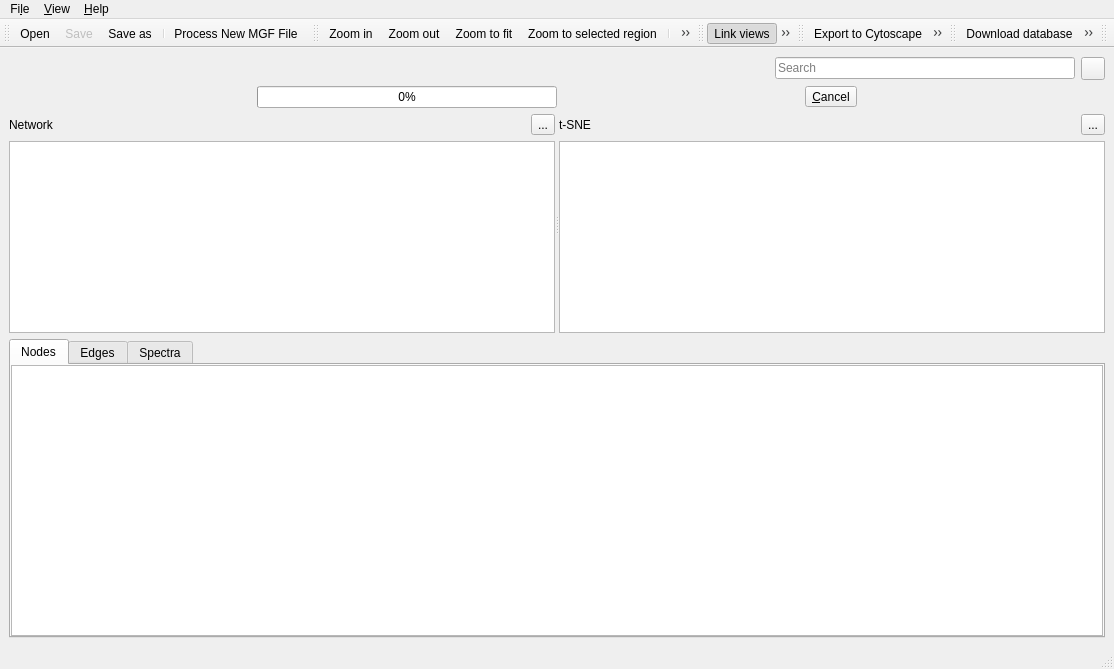
Before: the Qt Designer form lib/ui/main_window.ui in metgem/metgem, drawn with Qt 5.
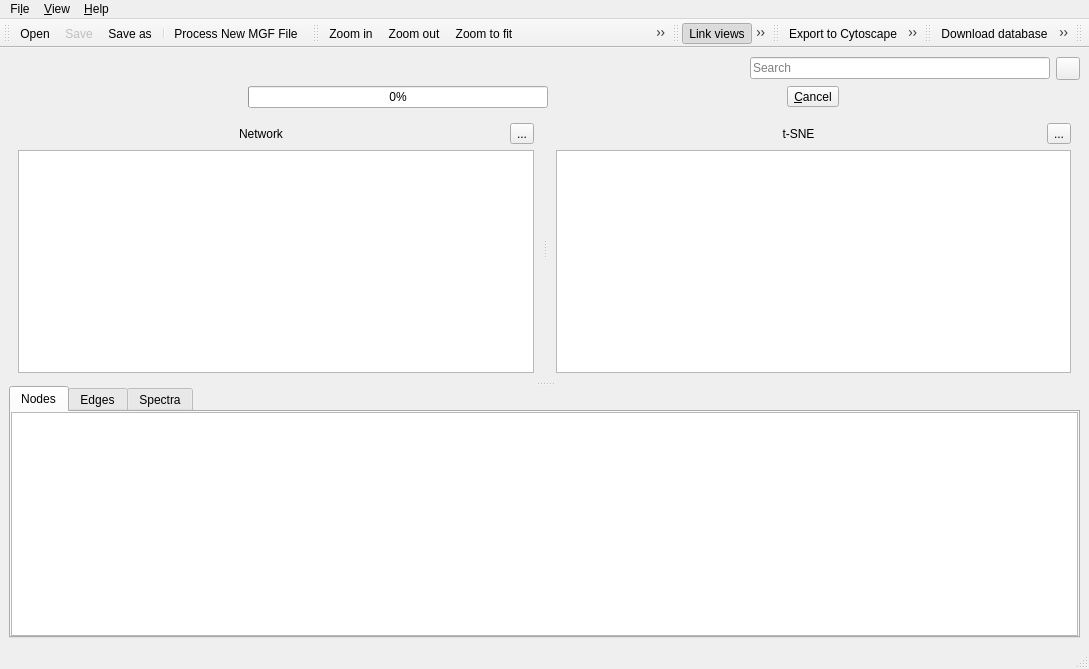
After: the same form once the commit is applied. Icons and pictures are not drawn. Custom widgets are drawn as their Qt base class.

```diff
--- a/lib/ui/main_window.ui
+++ b/lib/ui/main_window.ui
@@ -6,7 +6,7 @@
    <rect>
     <x>0</x>
     <y>0</y>
-    <width>1114</width>
+    <width>1089</width>
     <height>669</height>
    </rect>
   </property>
@@ -127,9 +127,13 @@
     <item>
      <widget class="QSplitter" name="splitter">
       <property name="orientation">
+       <enum>Qt::Vertical</enum>
+      </property>
+      <widget class="QSplitter" name="splitter2">
+       <property name="orientation">
        <enum>Qt::Horizontal</enum>
       </property>
-      <widget class="QWidget" name="verticalLayoutWidget">
+       <widget class="QFrame" name="verticalFrame">
        <layout class="QVBoxLayout" name="verticalLayout_2">
         <item>
          <layout class="QHBoxLayout" name="horizontalLayout">
@@ -138,6 +142,12 @@
             <property name="text">
              <string>Network</string>
             </property>
+             <property name="textFormat">
+              <enum>Qt::PlainText</enum>
+             </property>
+             <property name="alignment">
+              <set>Qt::AlignCenter</set>
+             </property>
            </widget>
           </item>
           <item>
@@ -158,7 +168,7 @@
         </item>
        </layout>
       </widget>
-      <widget class="QWidget" name="verticalLayoutWidget_2">
+       <widget class="QFrame" name="verticalFrame_2">
        <layout class="QVBoxLayout" name="verticalLayout_4">
         <item>
          <layout class="QHBoxLayout" name="horizontalLayout_2">
@@ -167,6 +177,12 @@
             <property name="text">
              <string>t-SNE</string>
             </property>
+             <property name="textFormat">
+              <enum>Qt::PlainText</enum>
+             </property>
+             <property name="alignment">
+              <set>Qt::AlignCenter</set>
+             </property>
            </widget>
           </item>
           <item>
@@ -188,8 +204,6 @@
        </layout>
       </widget>
      </widget>
-    </item>
-    <item>
      <widget class="QTabWidget" name="tabWidget">
       <property name="documentMode">
        <bool>false</bool>
@@ -225,6 +239,7 @@
        </attribute>
       </widget>
      </widget>
+     </widget>
     </item>
    </layout>
   </widget>
@@ -233,7 +248,7 @@
     <rect>
      <x>0</x>
      <y>0</y>
-     <width>1114</width>
+     <width>1089</width>
      <height>30</height>
     </rect>
    </property>
```
Lines whose indentation alone changed are shown as unchanged.
